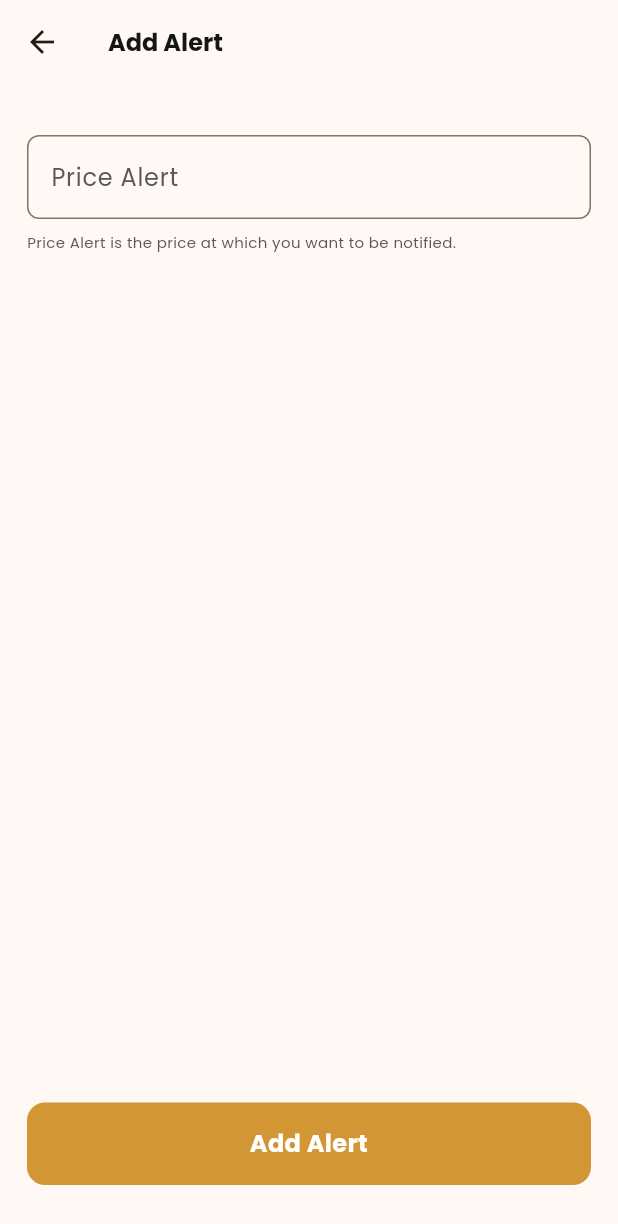
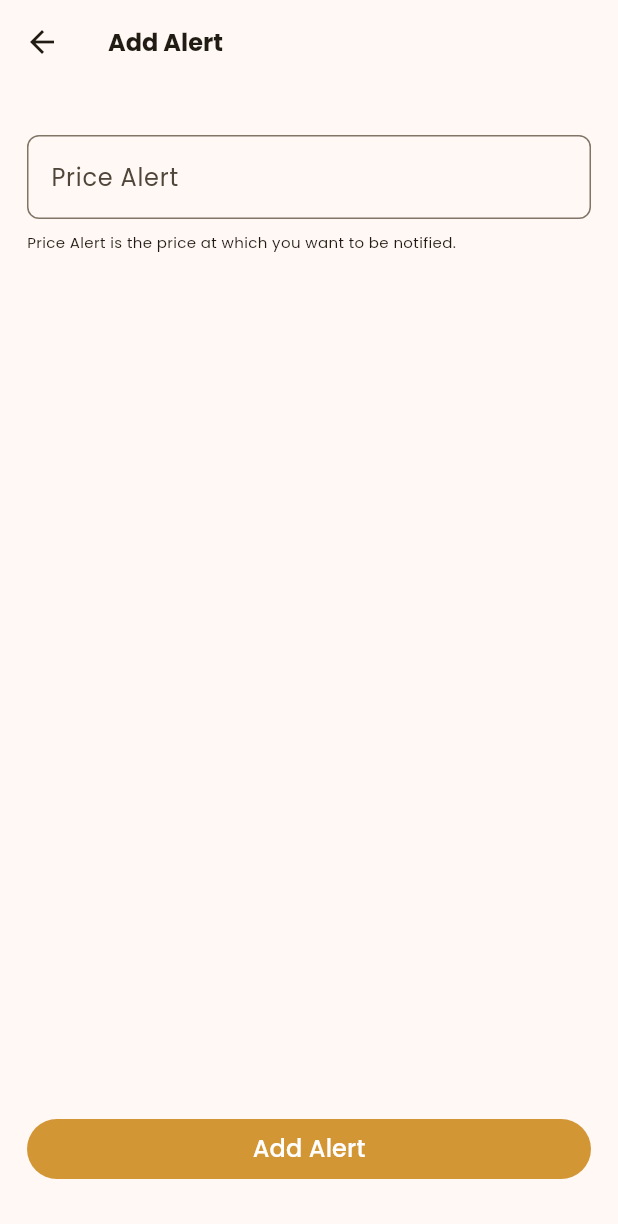
Before and after one commit to Fabri17/stock_app, a Flutter app: the screen it shows after launch, after a tap on "Add Alert", on a phone screen of 412 x 824 dp. Shown: the top 1224 px of the screen. Run offline on Flutter 3.47's test engine with Material 3 defaults, Android fonts, the phone set to English and light mode, and no system bars; our stand-ins replace equatable, flutter_bloc, get_it, go_router, google_fonts.

```diff
--- /dev/null
+++ b/lib/config/config.dart
@@ -0,0 +1,2 @@
+export './router/router.dart';
+export './theme/app_theme.dart';
--- a/lib/config/router.dart
+++ b/lib/config/router/router.dart
@@ -1,9 +1,9 @@
 import 'package:flutter/material.dart';
 import 'package:go_router/go_router.dart';
-import '../presentation/screens/home_screen/home_screen.dart';
-import '../presentation/screens/splash_screen/splash_screen.dart';
+import '../../presentation/screens/home_screen/home_screen.dart';
+import '../../presentation/screens/splash_screen/splash_screen.dart';
 
-import '../presentation/screens/add_alert_screen/add_alert_screen.dart';
+import '../../presentation/screens/add_alert_screen/add_alert_screen.dart';
 
 class Router {
   final router = GoRouter(
--- /dev/null
+++ b/lib/config/theme/app_theme.dart
@@ -0,0 +1,28 @@
+import 'package:flutter/material.dart';
+import 'package:stock_app/core/constants/constants.dart';
+
+const seedColor = CustomColors.primary;
+
+class AppTheme {
+  final bool isDarkmode;
+
+  AppTheme({required this.isDarkmode});
+
+  ThemeData getTheme() => ThemeData(
+        useMaterial3: true,
+        colorSchemeSeed: seedColor,
+        brightness: isDarkmode ? Brightness.dark : Brightness.light,
+        listTileTheme: const ListTileThemeData(
+          iconColor: seedColor,
+        ),
+        textButtonTheme: TextButtonThemeData(
+          style: ButtonStyle(
+            alignment: Alignment.center,
+            backgroundColor: isDarkmode
+                ? MaterialStateProperty.all(seedColor.withAlpha(400))
+                : MaterialStateProperty.all(seedColor),
+            foregroundColor: MaterialStateProperty.all(CustomColors.white),
+          ),
+        ),
+      );
+}
--- a/lib/core/constants/styles.dart
+++ b/lib/core/constants/styles.dart
@@ -1,69 +1,55 @@
 import 'package:flutter/material.dart';
 import 'package:google_fonts/google_fonts.dart';
 
-import '../constants/colors.dart';
-
 class Styles {
-  static TextStyle heading1({Color? color}) => GoogleFonts.poppins(
-        color: color ?? CustomColors.black,
+  static TextStyle heading1() => GoogleFonts.poppins(
         fontSize: 48,
         fontWeight: FontWeight.w800,
       );
-  static TextStyle heading2({Color? color}) => GoogleFonts.poppins(
-        color: color ?? CustomColors.black,
+  static TextStyle heading2() => GoogleFonts.poppins(
         fontSize: 40,
         fontWeight: FontWeight.w800,
       );
-  static TextStyle heading3({Color? color}) => GoogleFonts.poppins(
-        color: color ?? CustomColors.black,
+  static TextStyle heading3() => GoogleFonts.poppins(
         fontSize: 32,
         fontWeight: FontWeight.w700,
       );
-  static TextStyle heading4({Color? color}) => GoogleFonts.poppins(
-        color: color ?? CustomColors.black,
+  static TextStyle heading4() => GoogleFonts.poppins(
         fontSize: 24,
         fontWeight: FontWeight.w700,
       );
-  static TextStyle heading5({Color? color}) => GoogleFonts.poppins(
-        color: color ?? CustomColors.black,
+  static TextStyle heading5() => GoogleFonts.poppins(
         fontSize: 20,
         fontWeight: FontWeight.w700,
       );
-  static TextStyle heading6({Color? color}) => GoogleFonts.poppins(
-        color: color ?? CustomColors.black,
+  static TextStyle heading6() => GoogleFonts.poppins(
         fontSize: 16,
         fontWeight: FontWeight.w700,
       );
 
-  static TextStyle subtitleOne({Color? color}) => GoogleFonts.poppins(
-        color: color ?? CustomColors.black,
+  static TextStyle subtitleOne() => GoogleFonts.poppins(
         fontSize: 20,
         fontWeight: FontWeight.w500,
       );
-  static TextStyle subtitleTwo({Color? color}) => GoogleFonts.poppins(
-        color: color ?? CustomColors.black,
+  static TextStyle subtitleTwo() => GoogleFonts.poppins(
         fontSize: 16,
         fontWeight: FontWeight.w500,
       );
 
-  static TextStyle paragraphOne({Color? color}) => GoogleFonts.poppins(
-        color: color ?? CustomColors.black,
+  static TextStyle paragraphOne() => GoogleFonts.poppins(
         fontSize: 16,
         fontWeight: FontWeight.w400,
       );
-  static TextStyle paragraphTwo({Color? color}) => GoogleFonts.poppins(
-        color: color ?? CustomColors.black,
+  static TextStyle paragraphTwo() => GoogleFonts.poppins(
         fontSize: 13,
         fontWeight: FontWeight.w400,
       );
 
-  static TextStyle captionOne({Color? color}) => GoogleFonts.poppins(
-        color: color ?? CustomColors.black,
+  static TextStyle captionOne() => GoogleFonts.poppins(
         fontSize: 10,
         fontWeight: FontWeight.w400,
       );
-  static TextStyle captionTwo({Color? color}) => GoogleFonts.poppins(
-        color: color ?? CustomColors.black,
+  static TextStyle captionTwo() => GoogleFonts.poppins(
         fontSize: 8,
         fontWeight: FontWeight.w400,
       );
--- a/lib/main.dart
+++ b/lib/main.dart
@@ -1,10 +1,28 @@
 import 'package:flutter/material.dart';
-import 'core/constants/colors.dart';
+import 'package:flutter_bloc/flutter_bloc.dart';
+import 'package:stock_app/config/theme/app_theme.dart';
 
-import 'config/router.dart';
+import 'config/router/router.dart';
+import 'presentation/blocs/blocs.dart';
+import 'presentation/blocs/service_locator.dart';
 
 void main() {
-  runApp(const MyApp());
+  serviceLocatorInit();
+  runApp(const BlocsProviders());
+}
+
+class BlocsProviders extends StatelessWidget {
+  const BlocsProviders({super.key});
+
+  @override
+  Widget build(BuildContext context) {
+    return MultiBlocProvider(
+      providers: [
+        BlocProvider(create: (context) => getIt<ThemeCubit>()),
+      ],
+      child: const MyApp(),
+    );
+  }
 }
 
 class MyApp extends StatelessWidget {
@@ -12,13 +30,12 @@ class MyApp extends StatelessWidget {
 
   @override
   Widget build(BuildContext context) {
+    final theme = context.watch<ThemeCubit>().state;
+
     return MaterialApp.router(
       title: 'Stock App',
       debugShowCheckedModeBanner: false,
-      theme: ThemeData(
-        colorScheme: ColorScheme.fromSeed(seedColor: CustomColors.primary),
-        useMaterial3: true,
-      ),
+      theme: AppTheme(isDarkmode: theme.isDarkMode).getTheme(),
       routerDelegate: goRouter.router.routerDelegate,
       routeInformationParser: goRouter.router.routeInformationParser,
       routeInformationProvider: goRouter.router.routeInformationProvider,
--- /dev/null
+++ b/lib/presentation/blocs/blocs.dart
@@ -0,0 +1 @@
+export "./theme_cubit/theme_cubit.dart";
--- /dev/null
+++ b/lib/presentation/blocs/service_locator.dart
@@ -0,0 +1,9 @@
+import 'package:get_it/get_it.dart';
+
+import 'blocs.dart';
+
+GetIt getIt = GetIt.instance;
+
+void serviceLocatorInit() {
+  getIt.registerSingleton(ThemeCubit());
+}
--- /dev/null
+++ b/lib/presentation/blocs/theme_cubit/theme_cubit.dart
@@ -0,0 +1,14 @@
+import 'package:equatable/equatable.dart';
+import 'package:flutter_bloc/flutter_bloc.dart';
+
+part 'theme_state.dart';
+
+class ThemeCubit extends Cubit<ThemeState> {
+  ThemeCubit({
+    bool isDarkMode = false,
+  }) : super(ThemeState(isDarkMode: isDarkMode));
+
+  void toggleTheme() {
+    emit(ThemeState(isDarkMode: !state.isDarkMode));
+  }
+}
--- /dev/null
+++ b/lib/presentation/blocs/theme_cubit/theme_state.dart
@@ -0,0 +1,12 @@
+part of 'theme_cubit.dart';
+
+class ThemeState extends Equatable {
+  final bool isDarkMode;
+
+  const ThemeState({
+    required this.isDarkMode,
+  });
+
+  @override
+  List<Object> get props => [isDarkMode];
+}
--- a/lib/presentation/screens/add_alert_screen/add_alert_screen.dart
+++ b/lib/presentation/screens/add_alert_screen/add_alert_screen.dart
@@ -1,7 +1,5 @@
 import 'package:flutter/material.dart';
-import '../../../core/constants/colors.dart';
 import '../../../core/constants/styles.dart';
-import '../../widgets/custom_button.dart';
 
 import '../../widgets/text_input.dart';
 
@@ -35,14 +33,18 @@ class _AddAlertScreenState extends State<AddAlertScreen> {
             const SizedBox(height: 8),
             Text(
               "Price Alert is the price at which you want to be notified.",
-              style: Styles.captionOne(
-                color: CustomColors.black500,
-              ),
+              style: Styles.captionOne(),
             ),
             const Spacer(),
-            CustomButton(
-              text: "Add Alert",
-              onTap: () {},
+            SizedBox(
+              width: double.infinity,
+              child: TextButton(
+                onPressed: () {},
+                child: Text(
+                  "Add Alert",
+                  style: Styles.subtitleTwo(),
+                ),
+              ),
             ),
             const SizedBox(height: 16),
           ],
--- a/lib/presentation/screens/home_screen/home_screen.dart
+++ b/lib/presentation/screens/home_screen/home_screen.dart
@@ -1,4 +1,6 @@
 import 'package:flutter/material.dart';
+import 'package:flutter_bloc/flutter_bloc.dart';
+import 'package:stock_app/presentation/blocs/theme_cubit/theme_cubit.dart';
 
 import 'widgets/home_widgets.dart';
 
@@ -7,6 +9,7 @@ class HomeScreen extends StatelessWidget {
 
   @override
   Widget build(BuildContext context) {
+    final themeCubit = context.watch<ThemeCubit>();
     return Scaffold(
       body: Padding(
         padding: const EdgeInsets.all(18.0),
@@ -18,6 +21,14 @@ class HomeScreen extends StatelessWidget {
           ],
         ),
       ),
+      floatingActionButton: FloatingActionButton(
+        onPressed: () => themeCubit.toggleTheme(),
+        child: Icon(
+          themeCubit.state.isDarkMode
+              ? Icons.light_mode_outlined
+              : Icons.dark_mode_outlined,
+        ),
+      ),
     );
   }
 }
--- a/lib/presentation/screens/home_screen/widgets/stock_watch_list.dart
+++ b/lib/presentation/screens/home_screen/widgets/stock_watch_list.dart
@@ -1,6 +1,5 @@
 import 'package:flutter/material.dart';
 import 'package:go_router/go_router.dart';
-import '../../../../core/constants/colors.dart';
 import '../../../../core/constants/styles.dart';
 
 import 'stock_watch_list_empty_view.dart';
@@ -25,13 +24,11 @@ class _StockWatchListState extends State<StockWatchList> {
               style: Styles.heading6(),
             ),
             const Spacer(),
-            TextButton(
-              onPressed: () => context.push('/add-alert'),
+            InkWell(
+              onTap: () => context.push('/add-alert'),
               child: Text(
                 "Add Alert",
-                style: Styles.paragraphTwo(
-                  color: CustomColors.primary,
-                ),
+                style: Styles.paragraphTwo(),
               ),
             ),
           ],
--- a/lib/presentation/screens/home_screen/widgets/stock_watch_list_empty_view.dart
+++ b/lib/presentation/screens/home_screen/widgets/stock_watch_list_empty_view.dart
@@ -1,12 +1,15 @@
 import 'package:flutter/material.dart';
+import 'package:flutter_bloc/flutter_bloc.dart';
 import '../../../../core/constants/colors.dart';
 import '../../../../core/constants/styles.dart';
+import '../../../blocs/blocs.dart';
 
 class StockWatchListEmptyView extends StatelessWidget {
   const StockWatchListEmptyView({super.key});
 
   @override
   Widget build(BuildContext context) {
+    final themeCubit = context.watch<ThemeCubit>().state;
     return Container(
       width: double.infinity,
       padding: const EdgeInsets.all(16),
@@ -19,7 +22,9 @@ class StockWatchListEmptyView extends StatelessWidget {
           Icon(
             Icons.insert_chart_outlined,
             size: 48,
-            color: CustomColors.black500.withOpacity(0.6),
+            color: themeCubit.isDarkMode
+                ? CustomColors.primary.withAlpha(300)
+                : CustomColors.black500,
           ),
           const SizedBox(height: 8),
           Text(
@@ -30,9 +35,7 @@ class StockWatchListEmptyView extends StatelessWidget {
           const SizedBox(height: 8),
           Text(
             "Add a stock to your watchlist to see it here.",
-            style: Styles.paragraphTwo(
-              color: CustomColors.black500.withOpacity(0.6),
-            ),
+            style: Styles.paragraphTwo(),
             textAlign: TextAlign.center,
           ),
         ],
--- a/lib/presentation/screens/home_screen/widgets/stock_watch_list_item.dart
+++ b/lib/presentation/screens/home_screen/widgets/stock_watch_list_item.dart
@@ -40,10 +40,7 @@ class StockWatchListItem extends StatelessWidget {
               ),
               Text(
                 Formatters.percentage(stock.volume),
-                style: Styles.paragraphTwo(
-                  color:
-                      stock.volume > 0 ? CustomColors.green : CustomColors.red,
-                ),
+                style: Styles.paragraphTwo(),
               ),
             ],
           ),
--- a/lib/presentation/screens/splash_screen/splash_screen.dart
+++ b/lib/presentation/screens/splash_screen/splash_screen.dart
@@ -30,7 +30,7 @@ class _SplashScreenState extends State<SplashScreen> {
         child: Center(
           child: Text(
             "Stock App",
-            style: Styles.heading4(color: CustomColors.white),
+            style: Styles.heading4(),
           ),
         ),
       ),
--- a/lib/presentation/widgets/custom_button.dart
+++ b/lib/presentation/widgets/custom_button.dart
@@ -25,7 +25,7 @@ class CustomButton extends StatelessWidget {
         ),
         child: Text(
           text,
-          style: Styles.heading6(color: Colors.white),
+          style: Styles.heading6(),
           textAlign: TextAlign.center,
         ),
       ),
--- a/lib/presentation/widgets/text_input.dart
+++ b/lib/presentation/widgets/text_input.dart
@@ -27,8 +27,8 @@ class TextInput extends StatelessWidget {
           ),
         ),
         labelText: labelText,
-        labelStyle: Styles.paragraphOne(color: CustomColors.black500),
-        floatingLabelStyle: Styles.paragraphTwo(color: CustomColors.primary),
+        labelStyle: Styles.paragraphOne(),
+        floatingLabelStyle: Styles.paragraphTwo(),
       ),
       keyboardType: keyboardType,
     );
--- a/pubspec.yaml
+++ b/pubspec.yaml
@@ -32,12 +32,15 @@ dependencies:
     sdk: flutter
 
   flutter_bloc: ^8.1.3
-  http: ^1.2.0
   web_socket_channel:
   flutter_local_notifications: ^16.3.2
   flutter_secure_storage: ^9.0.0
   google_fonts: ^6.1.0
   go_router: ^13.1.0
+  get_it: ^7.6.7
+  equatable: ^2.0.5
+  dio: ^5.1.1
+  uuid: ^3.0.7
 
 
   # The following adds the Cupertino Icons font to your application.
```
Also changed, not shown: pubspec.lock.
